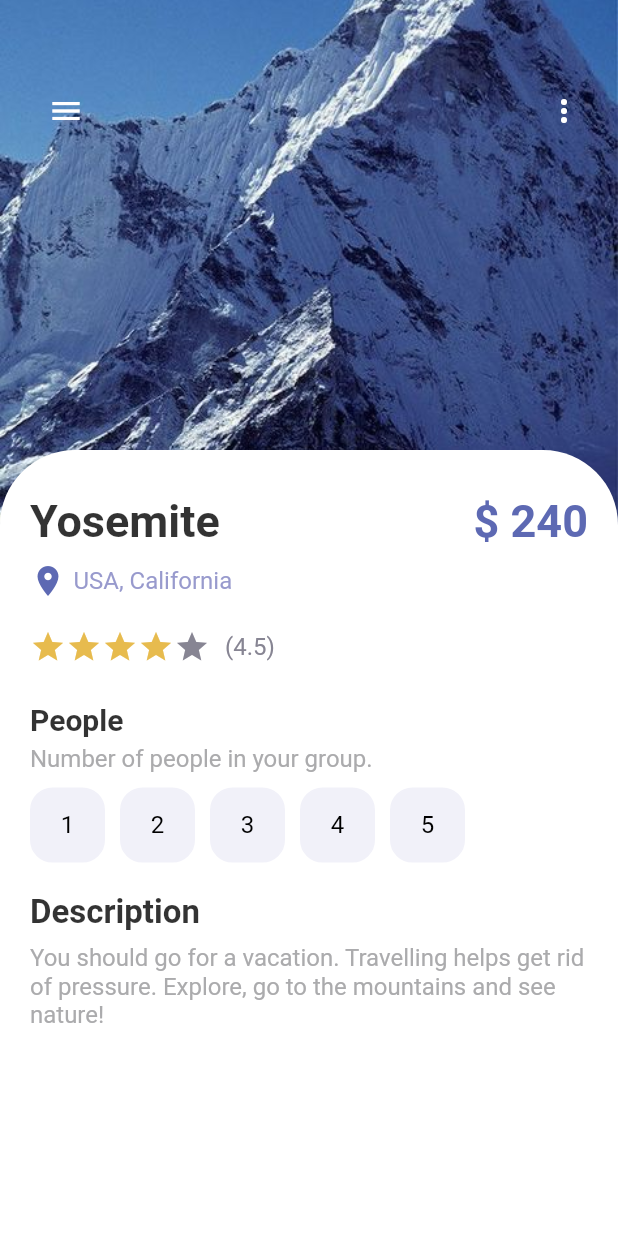
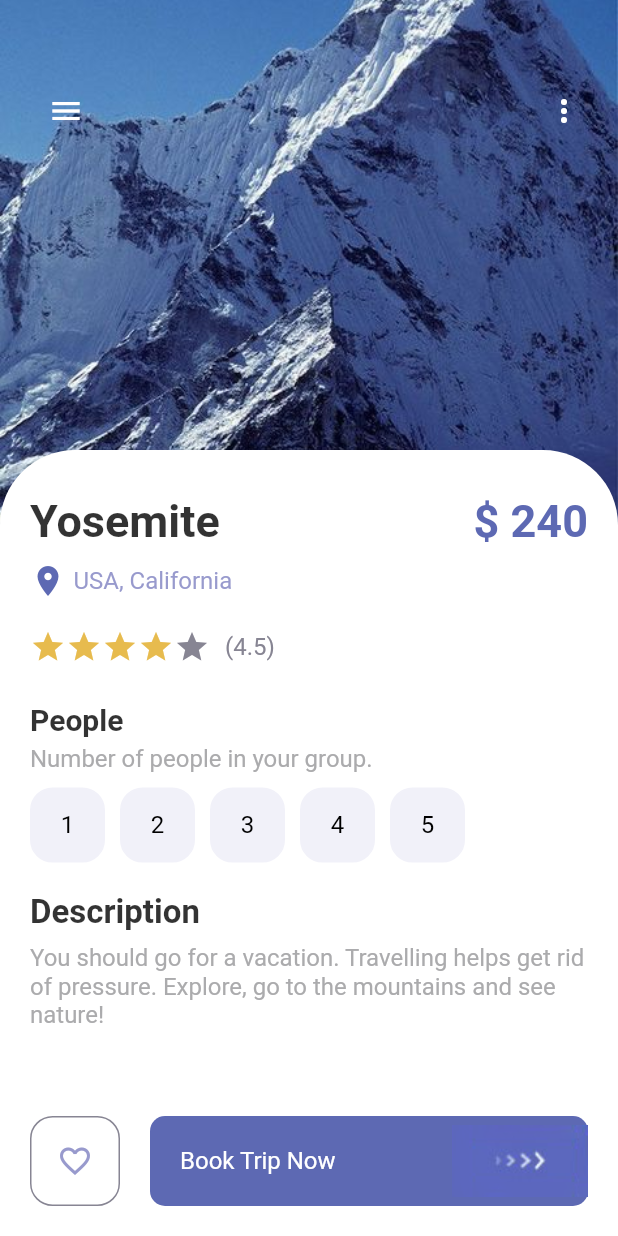
Before and after one commit to cjchika/travel_app, a Flutter app: the screen it shows after launch, on a phone screen of 412 x 824 dp. Run offline on Flutter 3.47's test engine with Material 2 defaults, Android fonts, the phone set to English and light mode, and no system bars.

Commit message:
Detail Screen

```diff
--- a/lib/screens/detail_screen.dart
+++ b/lib/screens/detail_screen.dart
@@ -3,6 +3,7 @@ import 'package:travel_app/misc/colors.dart';
 import 'package:travel_app/widgets/app_buttons.dart';
 import 'package:travel_app/widgets/app_large_text.dart';
 import 'package:travel_app/widgets/app_text.dart';
+import 'package:travel_app/widgets/responsive_button.dart';
 
 class DetailScreen extends StatefulWidget {
   const DetailScreen({super.key});
@@ -163,9 +164,21 @@ class _DetailScreenState extends State<DetailScreen> {
                 ),
               )),
           Positioned(
-              bottom: 0,
+              bottom: 20,
+              left: 20,
+              right: 20,
               child: Row(
-                children: [],
+                children: [
+                  AppButtons(
+                      color: AppColors.textColor1,
+                      backgroundColor: Colors.white,
+                      size: 60,
+                      borderColor: AppColors.textColor2,
+                      isIcon: true,
+                      icon: Icons.favorite_border_outlined,),
+                  const SizedBox(width: 20),
+                  const ResponsiveButton(isResponsive: true),
+                ],
               ))
         ]),
       ),
--- a/lib/widgets/responsive_button.dart
+++ b/lib/widgets/responsive_button.dart
@@ -1,25 +1,38 @@
 import 'package:flutter/material.dart';
 import 'package:travel_app/misc/colors.dart';
+import 'package:travel_app/widgets/app_text.dart';
 
 class ResponsiveButton extends StatelessWidget {
   const ResponsiveButton(
-      {super.key, this.isResponsive = false, required this.width});
+      {super.key, this.isResponsive = false, this.width = 120});
 
   final bool isResponsive;
-  final double width;
+  final double? width;
 
   @override
   Widget build(BuildContext context) {
-    return Container(
-      width: width,
+    return Flexible(
+      child: Container(
+        width: isResponsive ? double.maxFinite : width,
         height: 60,
         decoration: BoxDecoration(
           borderRadius: BorderRadius.circular(10),
           color: AppColors.mainColor,
         ),
         child: Row(
-        mainAxisAlignment: MainAxisAlignment.center,
-        children: [Image.asset("img/button-one.png")],
+          mainAxisAlignment: isResponsive
+              ? MainAxisAlignment.spaceBetween
+              : MainAxisAlignment.center,
+          children: [
+            isResponsive
+                ? Container(
+                    margin: const EdgeInsets.only(left: 20),
+                    child: const AppText(
+                        text: "Book Trip Now", color: Colors.white))
+                : Container(),
+            Image.asset("img/button-one.png")
+          ],
+        ),
       ),
     );
   }
```
Lines whose indentation alone changed are shown as unchanged.
